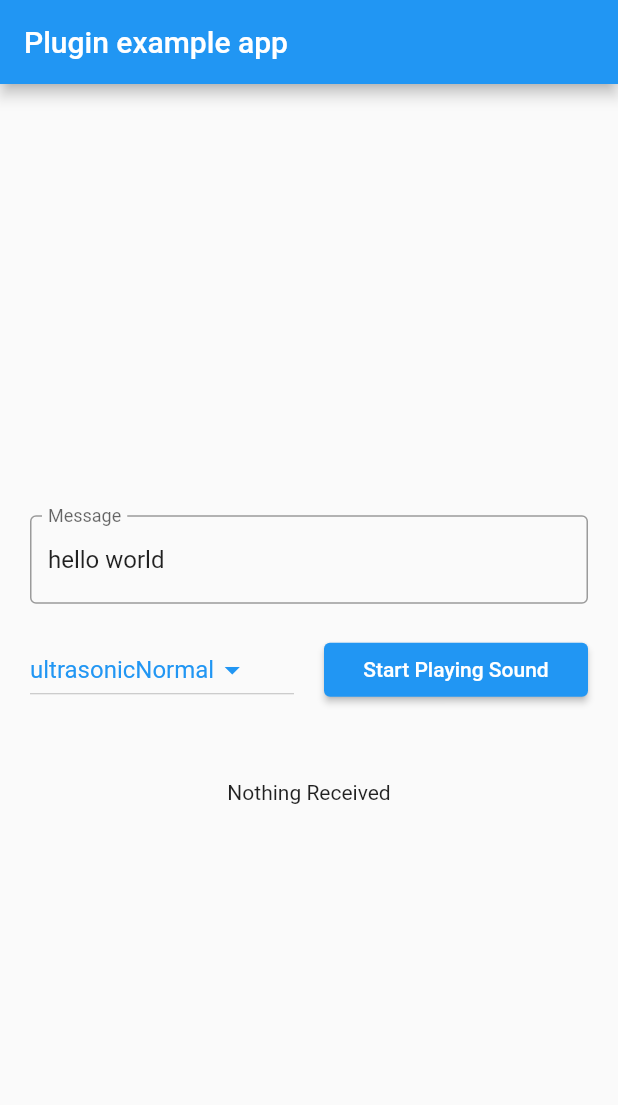
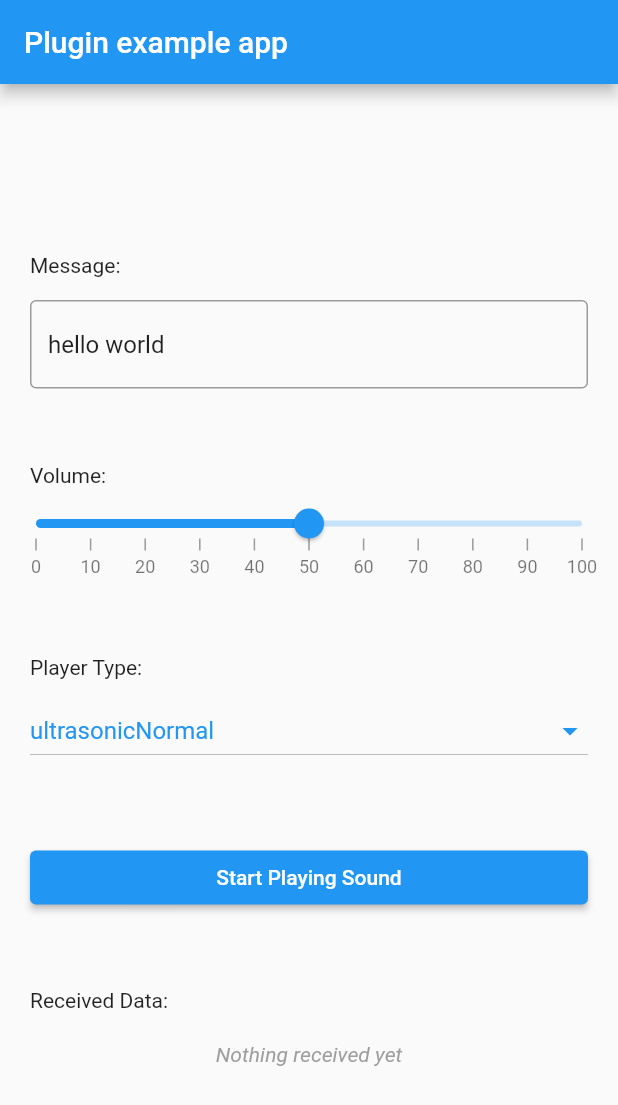
Before and after one commit to shrijanRegmi/data_melody, a Flutter app: the screen it shows after launch, after a tap on "Start Playing Sound", on a phone screen of 412 x 824 dp. Shown: the top 1105 px of the screen. Run offline on Flutter 3.47's test engine with Material 2 defaults, Android fonts, the phone set to English and light mode, and no system bars; drawn by our look-alikes of syncfusion_flutter_sliders; our stand-ins replace permission_handler, plugin_platform_interface.

Commit message:
updated UI

```diff
--- a/example/lib/main.dart
+++ b/example/lib/main.dart
@@ -1,6 +1,7 @@
 import 'package:data_melody/data_melody.dart';
 import 'package:data_melody/enums/data_melody_player_type.dart';
 import 'package:flutter/material.dart';
+import 'package:syncfusion_flutter_sliders/sliders.dart';
 
 void main() async {
   WidgetsFlutterBinding.ensureInitialized();
@@ -21,6 +22,7 @@ class _MyAppState extends State<MyApp> {
   late Stream<Map<String, dynamic>> _receivedDataStream;
   final _messageController = TextEditingController(text: 'hello world');
   var _selectedPlayerType = DataMelodyPlayer.ultrasonicNormal;
+  var _volume = 50;
 
   @override
   void initState() {
@@ -40,22 +42,32 @@ class _MyAppState extends State<MyApp> {
         appBar: AppBar(
           title: const Text('Plugin example app'),
         ),
-        body: Padding(
-          padding: const EdgeInsets.all(20.0),
-          child: Center(
+        body: Center(
+          child: SingleChildScrollView(
+            child: Padding(
+              padding: const EdgeInsets.symmetric(vertical: 20.0),
               child: Column(
                 mainAxisAlignment: MainAxisAlignment.center,
                 children: [
-                _inputBuilder(),
-                const SizedBox(
-                  height: 20.0,
-                ),
-                _actionsBuilder(),
+                  _inputBuilder().pX(20),
                   const SizedBox(
                     height: 50.0,
                   ),
-                _receivedDataBuilder(),
+                  _volumeSlider(),
+                  const SizedBox(
+                    height: 50.0,
+                  ),
+                  _playerSelector().pX(20),
+                  const SizedBox(
+                    height: 50.0,
+                  ),
+                  _buttonBuilder().pX(20),
+                  const SizedBox(
+                    height: 50.0,
+                  ),
+                  _receivedDataBuilder().pX(20),
                 ],
+              ),
             ),
           ),
         ),
@@ -64,22 +76,64 @@ class _MyAppState extends State<MyApp> {
   }
 
   Widget _inputBuilder() {
-    return TextFormField(
+    return Column(
+      crossAxisAlignment: CrossAxisAlignment.start,
+      children: [
+        const Text('Message:'),
+        const SizedBox(
+          height: 15.0,
+        ),
+        TextFormField(
           controller: _messageController,
           decoration: const InputDecoration(
             border: OutlineInputBorder(),
-        labelText: 'Message',
+            hintText: 'Message',
           ),
+        ),
+      ],
     );
   }
 
-  Widget _actionsBuilder() {
-    return Row(
+  Widget _volumeSlider() {
+    return Column(
+      crossAxisAlignment: CrossAxisAlignment.start,
       children: [
-        Expanded(
-          child: DropdownButton<DataMelodyPlayer>(
+        const Text('Volume:').pX(20),
+        SfSlider(
+          min: 0,
+          max: 100,
+          value: _volume,
+          interval: 10,
+          showTicks: true,
+          showLabels: true,
+          enableTooltip: true,
+          minorTicksPerInterval: 1,
+          onChanged: (value) {
+            setState(() {
+              if (value is double) {
+                _volume = value.toInt();
+              } else if (value is int) {
+                _volume = value;
+              }
+            });
+          },
+        ),
+      ],
+    );
+  }
+
+  Widget _playerSelector() {
+    return Column(
+      crossAxisAlignment: CrossAxisAlignment.start,
+      children: [
+        const Text('Player Type:'),
+        const SizedBox(
+          height: 10.0,
+        ),
+        DropdownButton<DataMelodyPlayer>(
           value: _selectedPlayerType,
           iconEnabledColor: Colors.blue,
+          isExpanded: true,
           items: DataMelodyPlayer.values.map((e) {
             return DropdownMenuItem<DataMelodyPlayer>(
               value: e,
@@ -99,10 +153,13 @@ class _MyAppState extends State<MyApp> {
             }
           },
         ),
-        ),
-        const SizedBox(
-          width: 20.0,
-        ),
+      ],
+    );
+  }
+
+  Widget _buttonBuilder() {
+    return Row(
+      children: [
         Expanded(
           child: ElevatedButton(
             child: const Text('Start Playing Sound'),
@@ -110,6 +167,7 @@ class _MyAppState extends State<MyApp> {
               await _dataMelody.startSendingData(
                 data: _messageController.text,
                 player: _selectedPlayerType,
+                volume: _volume,
               );
             },
           ),
@@ -119,16 +177,51 @@ class _MyAppState extends State<MyApp> {
   }
 
   Widget _receivedDataBuilder() {
-    return StreamBuilder<Map<String, dynamic>>(
+    return Column(
+      crossAxisAlignment: CrossAxisAlignment.start,
+      children: [
+        const Text('Received Data:'),
+        const SizedBox(
+          height: 20.0,
+        ),
+        Center(
+          child: StreamBuilder<Map<String, dynamic>>(
             stream: _receivedDataStream,
             builder: (context, snapshot) {
               if (snapshot.hasData) {
-          final data = snapshot.data!;
-          return Text('Received data: $data');
-        }
+                final snapData = snapshot.data!;
+                final data = snapData['data'];
 
-        return const Text('Nothing Received');
-      },
+                if (data != null) {
+                  return Text(
+                    '$data',
+                    style: const TextStyle(
+                      color: Colors.green,
+                    ),
                   );
                 }
               }
+
+              return const Text(
+                'Nothing received yet',
+                style: TextStyle(
+                  color: Colors.grey,
+                  fontStyle: FontStyle.italic,
+                ),
+              );
+            },
+          ),
+        ),
+      ],
+    );
+  }
+}
+
+extension on Widget {
+  Widget pX(final double x) {
+    return Padding(
+      padding: EdgeInsets.symmetric(horizontal: x),
+      child: this,
+    );
+  }
+}
```
Also changed, not shown: example/pubspec.yaml (+2 -61 lines), example/pubspec.lock. Lines whose indentation alone changed are shown as unchanged.
